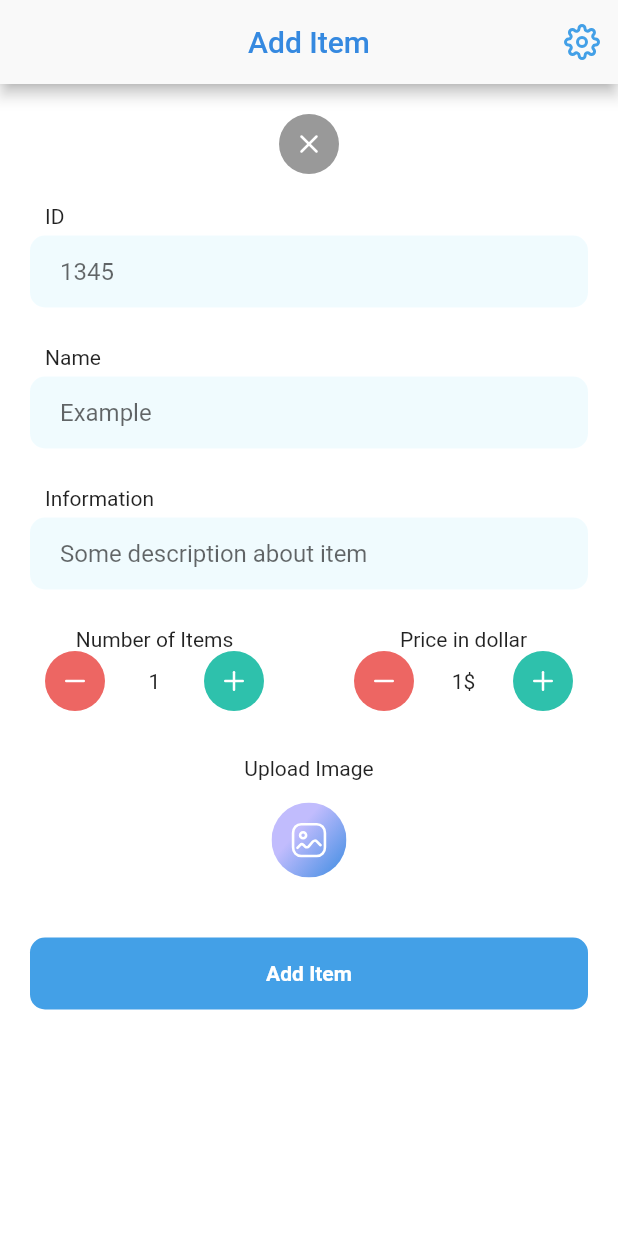
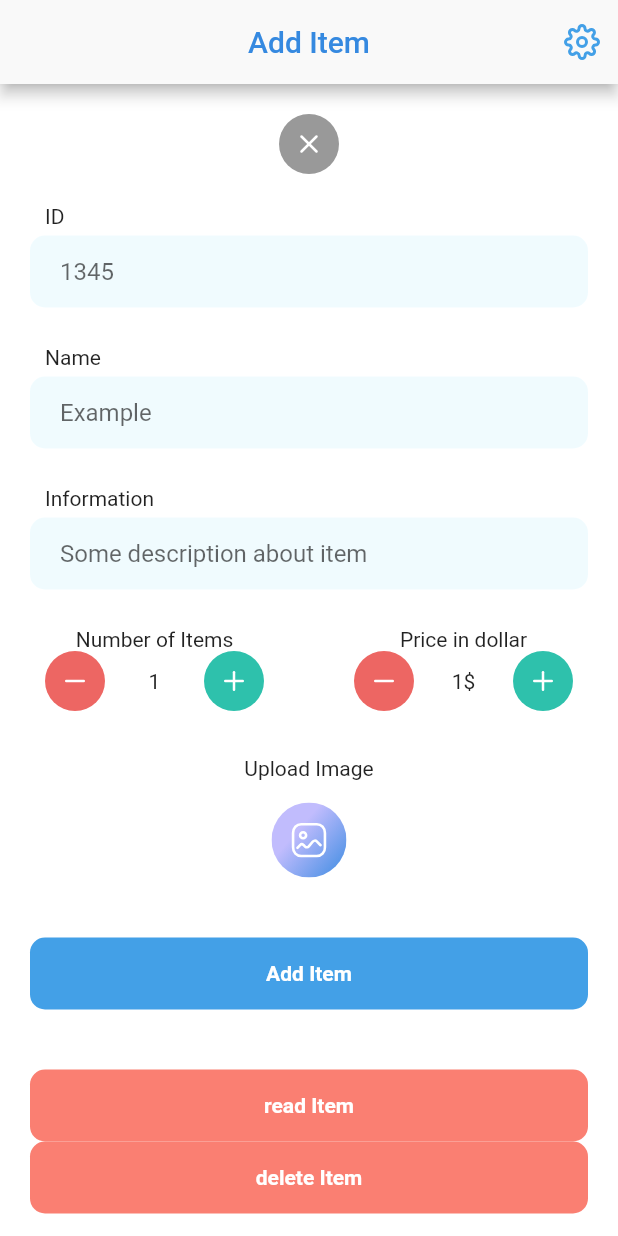
Before and after one commit to Suliman-Ahmed/Khana-Mobile-App, a Flutter app: the AddItemPage screen opened directly, after a tap on "Add Item", on a phone screen of 412 x 824 dp. Run offline on Flutter 3.47's test engine with Material 2 defaults, Android fonts, the phone set to English and light mode, and no system bars; our stand-ins replace firebase_auth, firebase_core, flutter_icons, flutter_svg, get, hive and 3 more; accounts and stored records are empty.

Commit message:
add items to json file

```diff
--- a/lib/Pages/AddItem.dart
+++ b/lib/Pages/AddItem.dart
@@ -1,7 +1,11 @@
+import 'dart:async';
+import 'dart:io';
+
 import 'package:flutter/material.dart';
 import 'package:flutter_icons/flutter_icons.dart';
 import 'package:flutter_svg/flutter_svg.dart';
 import 'package:get/get.dart';
+import 'package:image_picker/image_picker.dart';
 import 'package:khana_mobile_application/UI/CustomColors.dart';
 import 'package:khana_mobile_application/Widgets/appbar.dart';
 import 'package:khana_mobile_application/controllers/theme_controller.dart';
@@ -17,6 +21,20 @@ class _AddItemPageState extends State<AddItemPage> {
   TextEditingController _ItemDescription = TextEditingController();
   int numberOfItem = 1;
   int priceOfItem = 1;
+  File _image;
+  final picker = ImagePicker();
+
+  _imgFromGallery() async {
+    var image = await picker.getImage(source: ImageSource.gallery);
+
+    setState(() {
+      if (image != null) {
+        _image = File(image.path);
+      } else {
+        print('No image selected.');
+      }
+    });
+  }
 
   @override
   Widget build(BuildContext context) {
@@ -25,7 +43,7 @@ class _AddItemPageState extends State<AddItemPage> {
       builder: (s) {
         bool lang = s.lang;
         return Scaffold(
-          appBar: appbar('Add Item',context),
+          appBar: appbar('Add Item', context),
           body: SingleChildScrollView(
             physics: BouncingScrollPhysics(),
             child: Column(children: [
@@ -82,10 +100,10 @@ class _AddItemPageState extends State<AddItemPage> {
               SizedBox(height: 20),
               //////////////////////////////////////////////////////////////////
               Row(children: [
+                ////////////////////////////////////////////////////////////////
                 /// Number Of Items
                 Expanded(
-                    child: Column(
-                  children: [
+                  child: Column(children: [
                     Text("Number of Items", textAlign: TextAlign.center),
                     Container(
                       margin: EdgeInsets.symmetric(horizontal: 30),
@@ -94,6 +112,7 @@ class _AddItemPageState extends State<AddItemPage> {
                           crossAxisAlignment: CrossAxisAlignment.center,
                           children: [
                             CustomButton(
+                                num: numberOfItem,
                                 icon: Feather.minus,
                                 color: Color(0xFFED6663),
                                 function: () {
@@ -102,6 +121,7 @@ class _AddItemPageState extends State<AddItemPage> {
                                 }),
                             Text("$numberOfItem"),
                             CustomButton(
+                                num: numberOfItem,
                                 icon: Feather.plus,
                                 color: Color(0xFF2EC1AC),
                                 function: () {
@@ -110,9 +130,9 @@ class _AddItemPageState extends State<AddItemPage> {
                                 }),
                           ]),
                     )
-                  ],
-                )),
-
+                  ]),
+                ),
+                ////////////////////////////////////////////////////////////////
                 /// Price in Dollar
                 Expanded(
                   child: Column(
@@ -125,6 +145,7 @@ class _AddItemPageState extends State<AddItemPage> {
                             crossAxisAlignment: CrossAxisAlignment.center,
                             children: [
                               CustomButton(
+                                  num: priceOfItem,
                                   icon: Feather.minus,
                                   color: Color(0xFFED6663),
                                   function: () {
@@ -133,6 +154,7 @@ class _AddItemPageState extends State<AddItemPage> {
                                   }),
                               Text("$priceOfItem\$"),
                               CustomButton(
+                                  num: priceOfItem,
                                   icon: Feather.plus,
                                   color: Color(0xFF2EC1AC),
                                   function: () {
@@ -142,7 +164,8 @@ class _AddItemPageState extends State<AddItemPage> {
                             ]),
                       )
                     ],
-                )),
+                  ),
+                ),
               ]),
               SizedBox(height: 30),
               //////////////////////////////////////////////////////////////////
@@ -150,8 +173,8 @@ class _AddItemPageState extends State<AddItemPage> {
               Text("Upload Image", textAlign: TextAlign.center),
               SizedBox(height: 15),
               InkWell(
-                onTap: (){
-                  // TODO: Upload image
+                onTap: () {
+                  _imgFromGallery();
                 },
                 child: Container(
                   width: 50,
@@ -160,19 +183,81 @@ class _AddItemPageState extends State<AddItemPage> {
                 ),
               ),
               //////////////////////////////////////////////////////////////////
+              _image != null
+                  ? Container(
+                      child: Image.file(
+                        _image,
+                        width: 220,
+                        height: 220,
+                      ),
+                    )
+                  : SizedBox(),
+              //////////////////////////////////////////////////////////////////
               /// Add Button
               Container(
                 width: double.infinity,
-                margin: EdgeInsets.symmetric(horizontal: 20,vertical: 40),
+                margin: EdgeInsets.symmetric(horizontal: 20, vertical: 40),
                 decoration: BoxDecoration(
                     color: CustomColors.blue2,
-                  borderRadius: BorderRadius.circular(10)
+                    borderRadius: BorderRadius.circular(10)),
+                child: FlatButton(
+                  onPressed: () {
+                    Map items = {
+                      'id': _ItemID.text,
+                      'name': _ItemName.text,
+                      'description': _ItemDescription.text,
+                      'numOfPieces': numberOfItem,
+                      'price': priceOfItem,
+                      'image': _image,
+                    };
+
+                    s.addItemToStorage(items);
+                  },
+                  child: Text(
+                    'Add Item',
+                    style: TextStyle(
+                        color: Colors.white, fontWeight: FontWeight.bold),
                   ),
+                ),
+              ),
+              //////////////////////////////////////////////////////////////////
+              /// read Button
+              Container(
+                width: double.infinity,
+                margin: EdgeInsets.symmetric(horizontal: 20),
+                decoration: BoxDecoration(
+                    color: CustomColors.whiteRed,
+                    borderRadius: BorderRadius.circular(10)),
                 child: FlatButton(
-                  onPressed: () => print("Add Item"),
-                  child: Text('Add Item',style: TextStyle(color: Colors.white,fontWeight: FontWeight.bold),),
+                  onPressed: () {
+                    s.reaItemsFromStorage();
+                  },
+                  child: Text(
+                    'read Item',
+                    style: TextStyle(
+                        color: Colors.white, fontWeight: FontWeight.bold),
                   ),
-              )
+                ),
+              ),
+              //////////////////////////////////////////////////////////////////
+              /// delete Button
+              Container(
+                width: double.infinity,
+                margin: EdgeInsets.symmetric(horizontal: 20),
+                decoration: BoxDecoration(
+                    color: CustomColors.whiteRed,
+                    borderRadius: BorderRadius.circular(10)),
+                child: FlatButton(
+                  onPressed: () {
+                    s.cleanData();
+                  },
+                  child: Text(
+                    'delete Item',
+                    style: TextStyle(
+                        color: Colors.white, fontWeight: FontWeight.bold),
+                  ),
+                ),
+              ),
             ]),
           ),
         );
@@ -180,12 +265,44 @@ class _AddItemPageState extends State<AddItemPage> {
     );
   }
 
-  CircleAvatar CustomButton({IconData icon, Color color, function}) {
+  CircleAvatar CustomButton({IconData icon, Color color, function, num}) {
+    Timer timer;
     return CircleAvatar(
       backgroundColor: color,
-      child: IconButton(
-          icon: Icon(icon, color: Colors.white, size: 20),
-          onPressed: () => function()),
+      child: GestureDetector(
+        onLongPress: () {
+          timer = Timer.periodic(Duration(milliseconds: 200), (timer) {
+            setState(() {
+              if (icon == Feather.minus) {
+                if (num > 0) {
+                  num--;
+                }
+              } else if (icon == Feather.plus) {
+                num++;
+              }
+            });
+          });
+        },
+        // onTapDown: (details) {
+        //   timer.cancel();
+        // },
+        // onTapCancel: () {
+        //   timer.cancel();
+        // },
+        onTap: () {
+          print('Tap');
+          setState(() {
+            if (icon == Feather.minus) {
+              if (priceOfItem > 0) {
+                priceOfItem--;
+              }
+            } else if (icon == Feather.plus) {
+              priceOfItem++;
+            }
+          });
+        },
+        child: Icon(icon, color: Colors.white, size: 20),
+      ),
     );
   }
 
--- a/lib/controllers/theme_controller.dart
+++ b/lib/controllers/theme_controller.dart
@@ -1,10 +1,14 @@
 // we use provider to manage the app state
+
+import 'dart:io';
 
 import 'package:flutter/foundation.dart';
 import 'package:flutter/material.dart';
 import 'package:flutter/services.dart';
 import 'package:get/get.dart';
 import 'package:hive/hive.dart';
+import 'package:path_provider/path_provider.dart';
+import 'package:permission_handler/permission_handler.dart';
 
 // Provider finished
 class SettingsController extends GetxController {
@@ -24,8 +28,11 @@ class SettingsController extends GetxController {
   final _locale = Locale('en').obs;
 
   Locale get locale => _locale.value;
+
   bool get lang => _locale.value == Locale('ar');
+
   bool get isAndroid => GetPlatform.isAndroid;
+
   Color get PrimeColor => Color(0xFF3589E0);
 
   ThemeMode get themeMode => _themeMode.value;
@@ -96,6 +103,51 @@ class SettingsController extends GetxController {
   }
 
   //////////////////////////////////////////////////////////////////////////////
+  /// Storage Functions
+  void addItemToStorage(items) async {
+    await Permission.storage.request();
+
+    Directory path = await getApplicationDocumentsDirectory();
+    File file = File(path.path + "/khana_storage.json");
+
+    if (!file.existsSync()) {
+      file.create();
+      String data = '[]';
+      file.writeAsString(data);
+    }
+
+    try {
+      // file.open(mode: FileMode.write);
+      String data = await file.readAsString();
+      data = data.replaceAll(']', '${items.toString()},]');
+      file.writeAsString(data);
+      print(data);
+    } catch (e) {
+      print('can not write $e');
+    }
+  }
+
+  void reaItemsFromStorage() async {
+    await Permission.storage.request();
+    Directory path = await getApplicationDocumentsDirectory();
+    File file = File(path.path + "/khana_storage.json");
+    try {
+      file.open(mode: FileMode.read);
+      String data = await file.readAsString();
+      print(data);
+    } catch (e) {
+      print('Can not Read');
+    }
+  }
+
+  void cleanData() async {
+    await Permission.storage.request();
+    Directory path = await getApplicationDocumentsDirectory();
+    File file = File(path.path + "/khana_storage.json");
+    file.writeAsString('[]');
+  }
+
+  //////////////////////////////////////////////////////////////////////////////
   /// Firebase Function
 
   //////////////////////////////////////////////////////////////////////////////
@@ -116,7 +168,7 @@ class SettingsController extends GetxController {
         elevation: 2,
         unselectedItemColor: const Color(0xffC5C3E3),
       ),
-      appBarTheme: AppBarTheme(color: Color(0xFFF9F9F9),centerTitle: true),
+      appBarTheme: AppBarTheme(color: Color(0xFFF9F9F9), centerTitle: true),
     );
   }
 }
--- a/pubspec.yaml
+++ b/pubspec.yaml
@@ -25,6 +25,8 @@ dependencies:
   firebase_auth:
   cloud_firestore:
   # Localization
+  permission_handler: ^5.0.1
+  image_picker: ^0.6.6+5
   hive: ^1.4.3
   path_provider: ^1.6.5
   get: ^3.4.6
```
Also changed, not shown: pubspec.lock, 1 other file. Lines whose indentation alone changed are shown as unchanged.
